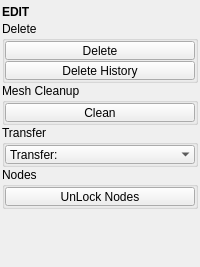
Old version of the form tentacle/ui/edit.ui in the repository m3trik/tentacle.
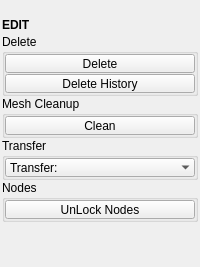
New version of the form. Custom widgets are drawn as their Qt base class.

What changed in the file:
```diff
--- a/tentacle/ui/edit.ui
+++ b/tentacle/ui/edit.ui
@@ -120,6 +120,12 @@
       </item>
       <item>
        <widget class="CollapsableGroup" name="delete_2">
+        <property name="sizePolicy">
+         <sizepolicy hsizetype="Preferred" vsizetype="Fixed">
+          <horstretch>0</horstretch>
+          <verstretch>0</verstretch>
+         </sizepolicy>
+        </property>
         <property name="title">
          <string>Delete</string>
         </property>
@@ -203,6 +209,12 @@
       </item>
       <item>
        <widget class="CollapsableGroup" name="mesh_cleanup">
+        <property name="sizePolicy">
+         <sizepolicy hsizetype="Preferred" vsizetype="Fixed">
+          <horstretch>0</horstretch>
+          <verstretch>0</verstretch>
+         </sizepolicy>
+        </property>
         <property name="title">
          <string>Mesh Cleanup</string>
         </property>
@@ -255,6 +267,12 @@
       </item>
       <item>
        <widget class="CollapsableGroup" name="transfer">
+        <property name="sizePolicy">
+         <sizepolicy hsizetype="Preferred" vsizetype="Fixed">
+          <horstretch>0</horstretch>
+          <verstretch>0</verstretch>
+         </sizepolicy>
+        </property>
         <property name="title">
          <string>Transfer</string>
         </property>
@@ -309,6 +327,12 @@
       </item>
       <item>
        <widget class="CollapsableGroup" name="nodes">
+        <property name="sizePolicy">
+         <sizepolicy hsizetype="Preferred" vsizetype="Fixed">
+          <horstretch>0</horstretch>
+          <verstretch>0</verstretch>
+         </sizepolicy>
+        </property>
         <property name="title">
          <string>Nodes</string>
         </property>
@@ -364,6 +388,9 @@
         <property name="orientation">
          <enum>Qt::Vertical</enum>
         </property>
+        <property name="sizeType">
+         <enum>QSizePolicy::Fixed</enum>
+        </property>
         <property name="sizeHint" stdset="0">
          <size>
           <width>0</width>
```
